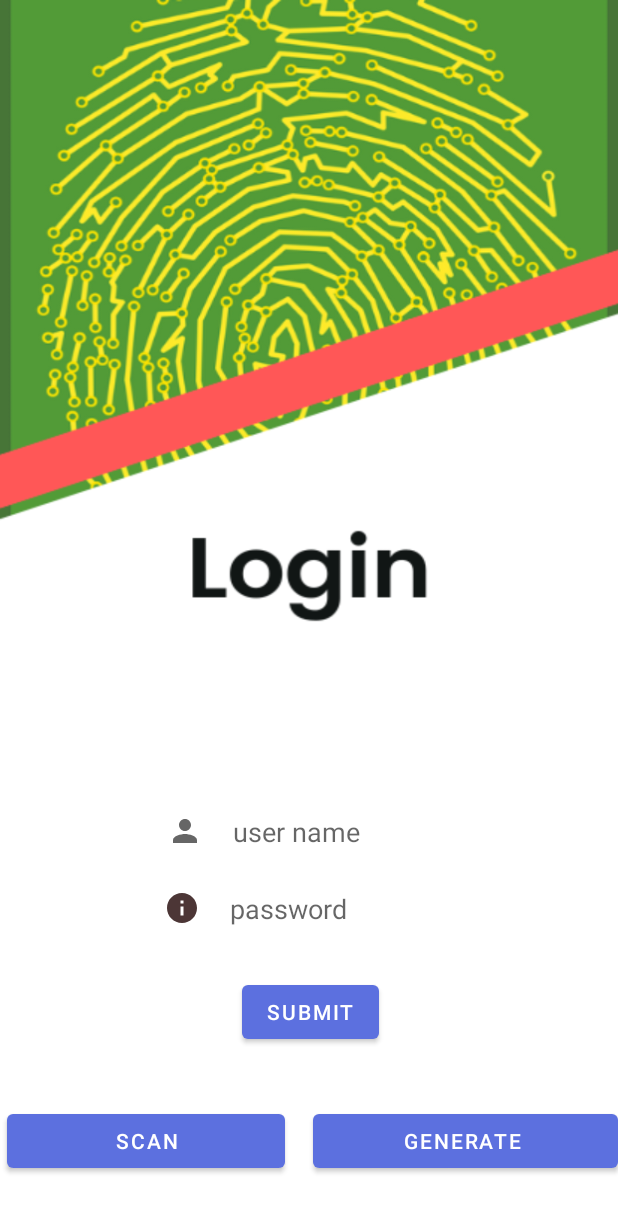
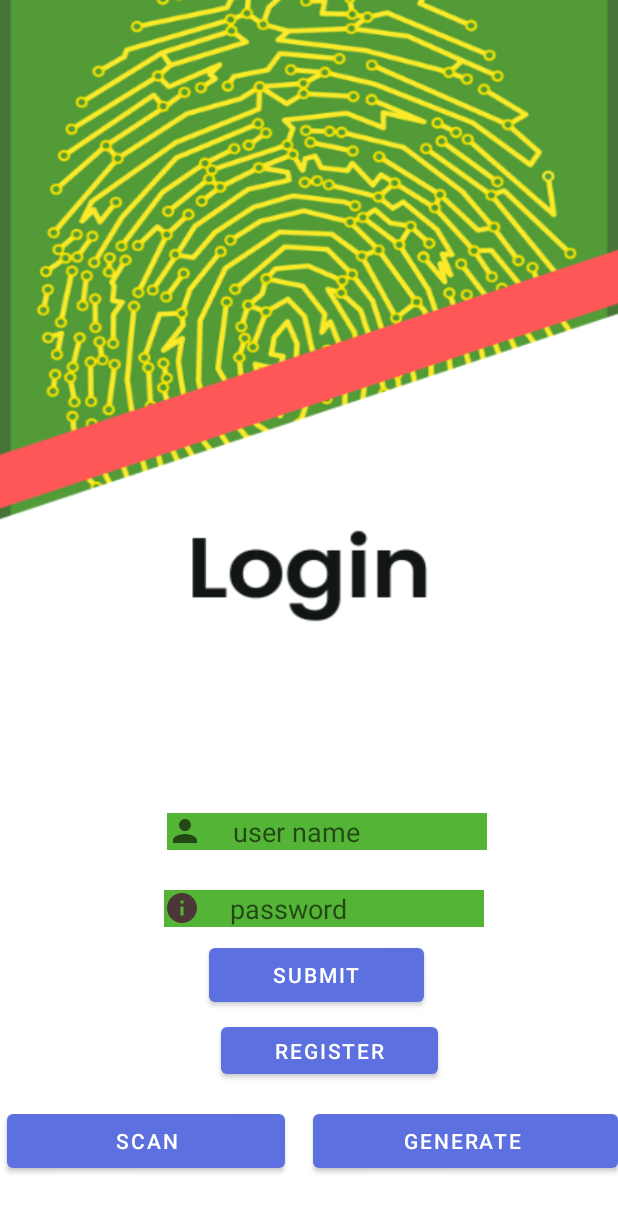
Before and after one commit to mauryaakhilesh063/MyScanner, an Android app: the screen it shows after launch (MainActivity), on a phone screen of 412 x 824 dp. Shown: the top 1212 px of the screen. Run offline under Robolectric (Android 15) with nearby library versions, the phone set to English and light mode, and no system bars.

Commit message:
Adding Register Button

```diff
--- a/app/build.gradle
+++ b/app/build.gradle
@@ -26,6 +26,9 @@ android {
         sourceCompatibility JavaVersion.VERSION_1_8
         targetCompatibility JavaVersion.VERSION_1_8
     }
+    buildFeatures {
+        viewBinding true
+    }
 }
 
 dependencies {
@@ -33,6 +36,8 @@ dependencies {
     implementation 'androidx.appcompat:appcompat:1.5.1'
     implementation 'com.google.android.material:material:1.6.1'
     implementation 'androidx.constraintlayout:constraintlayout:2.1.4'
+    implementation 'androidx.navigation:navigation-fragment:2.3.0'
+    implementation 'androidx.navigation:navigation-ui:2.3.0'
     testImplementation 'junit:junit:4.+'
     androidTestImplementation 'androidx.test.ext:junit:1.1.3'
     androidTestImplementation 'androidx.test.espresso:espresso-core:3.4.0'
--- a/app/src/main/java/com/example/myscanner/MainActivity.java
+++ b/app/src/main/java/com/example/myscanner/MainActivity.java
@@ -13,6 +13,7 @@ import android.content.pm.PackageManager;
 import android.os.Build;
 import android.os.Bundle;
 import android.view.View;
+import android.view.View.OnClickListener;
 import android.widget.Button;
 import android.widget.TextView;
 import android.widget.Toast;
@@ -21,7 +22,7 @@ import com.google.zxing.integration.android.IntentIntegrator;
 import com.google.zxing.integration.android.IntentResult;
 
 public class MainActivity extends AppCompatActivity {
-    Button button1,button2;
+    Button button1,button2,buttonRegister;
     @Override
     protected void onCreate(Bundle savedInstanceState) {
         super.onCreate(savedInstanceState);
@@ -34,7 +35,8 @@ public class MainActivity extends AppCompatActivity {
         }
         button1 = findViewById(R.id.generateButton);
         button2 = findViewById(R.id.scanButton);
-        button1.setOnClickListener(new View.OnClickListener() {
+        buttonRegister = findViewById(R.id.registerUser);
+        button1.setOnClickListener(new OnClickListener() {
             @Override
             public void onClick(View v) {
                 Intent i = new Intent(MainActivity.this, GenerateActivity.class);
@@ -42,7 +44,7 @@ public class MainActivity extends AppCompatActivity {
                 overridePendingTransition(android.R.anim.slide_in_left, android.R.anim.slide_out_right);
             }
         });
-        button2.setOnClickListener(new View.OnClickListener() {
+        button2.setOnClickListener(new OnClickListener() {
             @Override
             public void onClick(View v) {
                 generateCode();
@@ -52,7 +54,7 @@ public class MainActivity extends AppCompatActivity {
         TextView password = (TextView) findViewById(R.id.password);
         Button submitButton = (Button) findViewById(R.id.submit);
         //admin authentication
-        submitButton.setOnClickListener(new View.OnClickListener() {
+        submitButton.setOnClickListener(new OnClickListener() {
             @Override
             public void onClick(View v) {
                 if(userName.getText().toString().equals("admin") && password.getText().toString().equals("1111")){
@@ -64,6 +66,12 @@ public class MainActivity extends AppCompatActivity {
                 }else
                     // incorrect
                 Toast.makeText(MainActivity.this,"Login Failed!!!",Toast.LENGTH_SHORT).show();
+            }
+        });
+        buttonRegister.setOnClickListener(new OnClickListener() {
+            @Override
+            public void onClick(View v) {
+                registerUsers();
             }
         });
     }
@@ -104,4 +112,9 @@ public class MainActivity extends AppCompatActivity {
         intentIntegrator.initiateScan();
     }
     private void scanCode() { }
+    private void registerUsers() {
+        Intent i2 = new Intent(MainActivity.this, registerUser.class);
+        startActivity(i2);
+        overridePendingTransition(android.R.anim.slide_in_left, android.R.anim.slide_out_right);
+    }
 }
--- a/app/src/main/res/layout/activity_dashboard.xml
+++ b/app/src/main/res/layout/activity_dashboard.xml
@@ -60,4 +60,5 @@
         app:layout_constraintStart_toStartOf="parent"
         app:layout_constraintTop_toTopOf="parent"
         app:layout_constraintVertical_bias="0.048" />
+
 </RelativeLayout>
--- a/app/src/main/res/layout/activity_main.xml
+++ b/app/src/main/res/layout/activity_main.xml
@@ -40,7 +40,7 @@
         android:layout_alignParentBottom="true"
         android:layout_marginEnd="89dp"
         android:layout_marginBottom="206dp"
-        android:background="#ffffff"
+        android:background="#54B435"
         android:drawableLeft="@drawable/ic_baseline_info_24"
         android:drawablePadding="20dp"
         android:ems="10"
@@ -55,7 +55,7 @@
         android:layout_alignParentBottom="true"
         android:layout_marginEnd="87dp"
         android:layout_marginBottom="257dp"
-        android:background="#ffffff"
+        android:background="#54B435"
         android:drawableLeft="@drawable/ic_baseline_person_24"
         android:drawablePadding="20dp"
         android:ems="10"
@@ -64,13 +64,25 @@
 
     <Button
         android:id="@+id/submit"
-        android:layout_width="wrap_content"
+        android:layout_width="143dp"
         android:layout_height="wrap_content"
         android:layout_alignParentStart="true"
         android:layout_alignParentEnd="true"
         android:layout_alignParentBottom="true"
-        android:layout_marginStart="161dp"
-        android:layout_marginEnd="159dp"
-        android:layout_marginBottom="125dp"
+        android:layout_marginStart="139dp"
+        android:layout_marginEnd="129dp"
+        android:layout_marginBottom="150dp"
         android:text="Submit" />
+
+    <Button
+        android:id="@+id/registerUser"
+        android:layout_width="wrap_content"
+        android:layout_height="43dp"
+        android:layout_alignParentStart="true"
+        android:layout_alignParentEnd="true"
+        android:layout_alignParentBottom="true"
+        android:layout_marginStart="147dp"
+        android:layout_marginEnd="120dp"
+        android:layout_marginBottom="102dp"
+        android:text="Register" />
 </RelativeLayout>
--- /dev/null
+++ b/app/src/main/res/navigation/nav_graph.xml
@@ -0,0 +1,6 @@
+<?xml version="1.0" encoding="utf-8"?>
+<navigation xmlns:android="http://schemas.android.com/apk/res/android"
+    xmlns:app="http://schemas.android.com/apk/res-auto"
+    xmlns:tools="http://schemas.android.com/tools"
+    android:id="@+id/nav_graph">
+</navigation>
--- /dev/null
+++ b/app/src/main/res/values/dimens.xml
@@ -0,0 +1,3 @@
+<resources>
+    <dimen name="fab_margin">16dp</dimen>
+</resources>
--- a/app/src/main/res/values/themes.xml
+++ b/app/src/main/res/values/themes.xml
@@ -13,4 +13,10 @@
         <item name="android:statusBarColor" tools:targetApi="l">?attr/colorPrimaryVariant</item>
         <!-- Customize your theme here. -->
     </style>
+    <style name="Theme.MyScanner.NoActionBar">
+        <item name="windowActionBar">false</item>
+        <item name="windowNoTitle">true</item>
+    </style>
+    <style name="Theme.MyScanner.AppBarOverlay" parent="ThemeOverlay.AppCompat.Dark.ActionBar" />
+    <style name="Theme.MyScanner.PopupOverlay" parent="ThemeOverlay.AppCompat.Light" />
 </resources>
```
Also changed, not shown: app/src/main/AndroidManifest.xml (+4 -3 lines), app/src/main/java/com/example/myscanner/registerUser.java (added, +14 -0 lines), app/src/main/res/layout/activity_register_user.xml (added, +56 -0 lines), app/src/main/res/values/strings.xml (+9 -0 lines), app/src/main/res/drawable-v24/b1.png (added).
